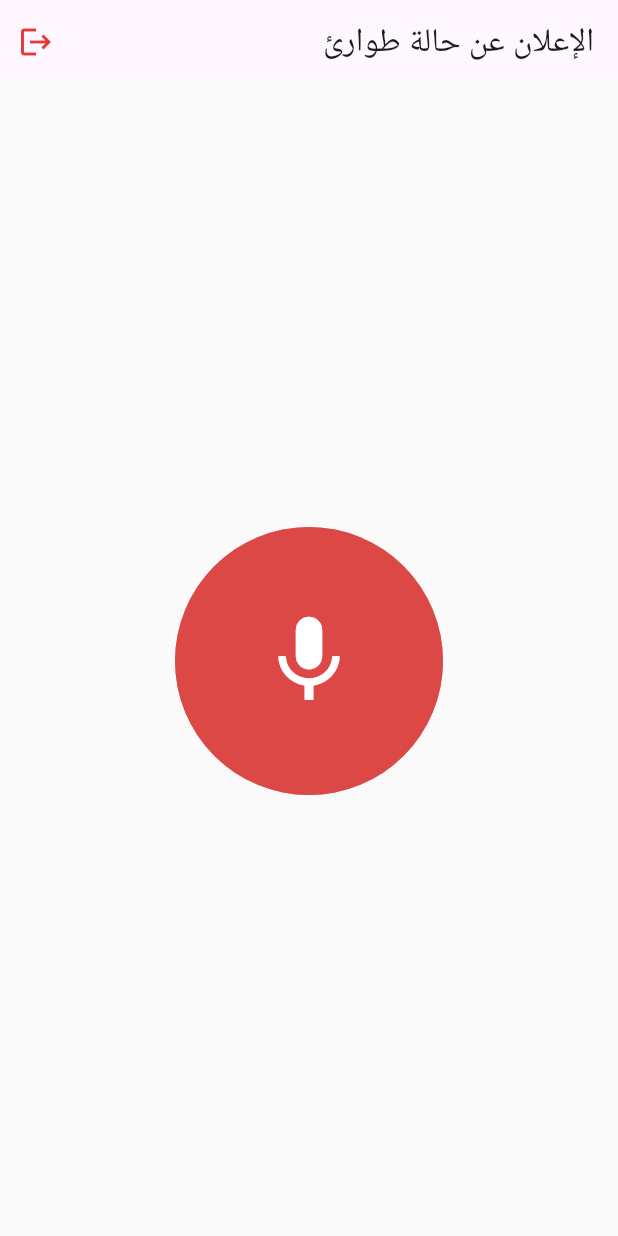
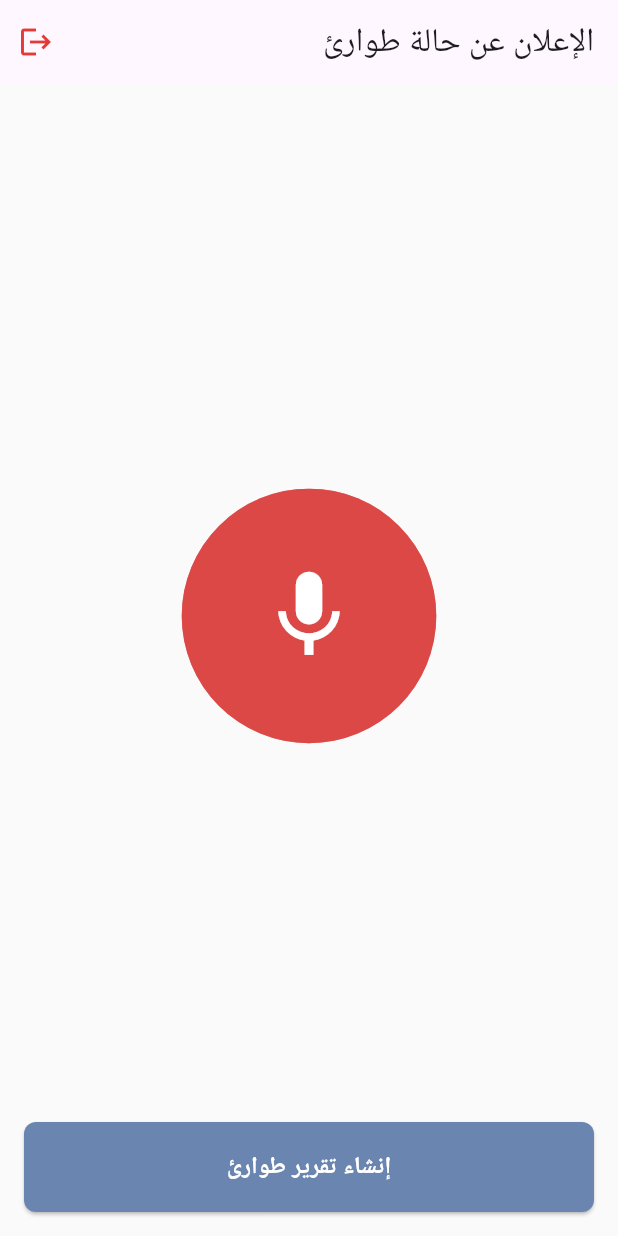
Before and after one commit to iiShahad/mehyay, a Flutter app: the screen it shows once a user with an empty profile is signed in, on a phone screen of 412 x 824 dp. Run offline on Flutter 3.47's test engine with Material 3 defaults, Android fonts, the phone set to English and light mode, and no system bars; drawn by our look-alikes of lottie; our stand-ins replace cloud_firestore, firebase_auth, firebase_core, flutter_dotenv, flutter_riverpod, fpdart and 5 more; accounts and stored records are empty; Roboto replaces fonts that are missing (Tajawal).

Commit message:
enh: moved the recording page logic to a controller

```diff
--- a/lib/core/theme/palette.dart
+++ b/lib/core/theme/palette.dart
@@ -84,4 +84,9 @@ class Palette {
     fontWeight: FontWeight.normal,
     color: text,
   );
+  static const labelb = TextStyle(
+    fontSize: 16,
+    fontWeight: FontWeight.bold,
+    color: text,
+  );
 }
--- a/lib/core/theme/theme_data.dart
+++ b/lib/core/theme/theme_data.dart
@@ -30,7 +30,7 @@ final themeData = ThemeData(
         shape: RoundedRectangleBorder(
           borderRadius: BorderRadius.circular(Palette.mBorderRadius),
         ),
-        textStyle: Palette.label,
+        textStyle: Palette.labelb,
         foregroundColor: Palette.white),
   ),
 );
--- a/lib/emergency_record/views/home_view.dart
+++ b/lib/emergency_record/views/home_view.dart
@@ -4,7 +4,8 @@ import 'package:lottie/lottie.dart';
 import 'package:mehyay/auth/controllers/auth_controller.dart';
 import 'package:mehyay/core/constants/assets_constants.dart';
 import 'package:mehyay/core/theme/palette.dart';
-import 'package:mehyay/emergency_record/controllers/speech_to_text_controller.dart';
+import 'package:mehyay/emergency_record/controllers/emergency_record_state_controller.dart';
+import 'package:mehyay/emergency_record/repositories/speech_to_text_repository.dart';
 
 class HomeView extends ConsumerStatefulWidget {
   const HomeView({super.key});
@@ -15,23 +16,9 @@ class HomeView extends ConsumerStatefulWidget {
 
 class _HomeViewState extends ConsumerState<HomeView>
     with TickerProviderStateMixin {
-  late AnimationController _controller;
   @override
   void initState() {
-    ref.read(speechToTextControllerProvider).initialize();
-    _controller = AnimationController(vsync: this);
-    super.initState();
-  }
-
-  void toggleAnimation() {
-    if (_controller.isAnimating) {
-      _controller.stop();
-      _controller.reset();
-      ref.read(speechToTextControllerProvider).stopListening();
-    } else {
-      _controller.repeat();
-      ref.read(speechToTextControllerProvider).listen();
-    }
+    ref.read(emergencyRecordStateControllerProvider).init(this);
   }
 
   @override
@@ -51,23 +38,33 @@ class _HomeViewState extends ConsumerState<HomeView>
           )
         ],
       ),
-      body: Stack(
+      body: Padding(
+        padding: const EdgeInsets.all(Palette.mInsets),
+        child: Column(
+          children: [
+            const Spacer(),
+            Stack(
               alignment: Alignment.center,
               children: [
                 SizedBox(
                   width: 400,
                   height: 400,
                   child: GestureDetector(
-              onTap: () {
-                toggleAnimation();
-              },
+                    onTap: () => ref
+                        .read(emergencyRecordStateControllerProvider)
+                        .toggleAnimation(),
                     child: LottieBuilder.asset(
                       animate: false,
                       fit: BoxFit.contain,
                       AssetsConstants.micPulse,
-                controller: _controller,
+                      controller: ref
+                          .watch(emergencyRecordStateControllerProvider)
+                          .controller,
                       onLoaded: (composition) {
-                  _controller.duration = composition.duration;
+                        ref
+                            .watch(emergencyRecordStateControllerProvider)
+                            .controller
+                            .duration = composition.duration;
                       },
                     ),
                   ),
@@ -82,6 +79,14 @@ class _HomeViewState extends ConsumerState<HomeView>
                 ),
               ],
             ),
+            const Spacer(),
+            ElevatedButton(
+              onPressed: () {},
+              child: const Text("إنشاء تقرير طوارئ"),
+            )
+          ],
+        ),
+      ),
     );
   }
 }
```
Also changed, not shown: lib/emergency_record/controllers/emergency_record_state_controller.dart (added, +39 -0 lines), lib/emergency_record/repositories/speech_to_text_repository.dart (renamed from lib/emergency_record/controllers/speech_to_text_controller.dart, +6 -6 lines). Lines whose indentation alone changed are shown as unchanged.
